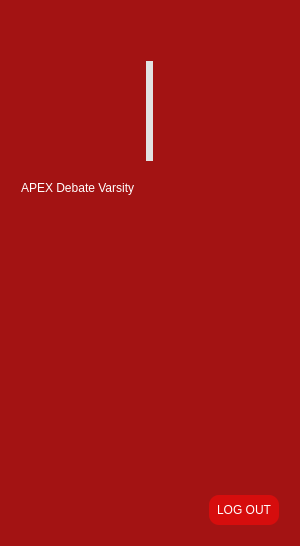
First picture: the form in ui/side_bar.ui, repository giosanchez-iit/EventTrack, before the edit.
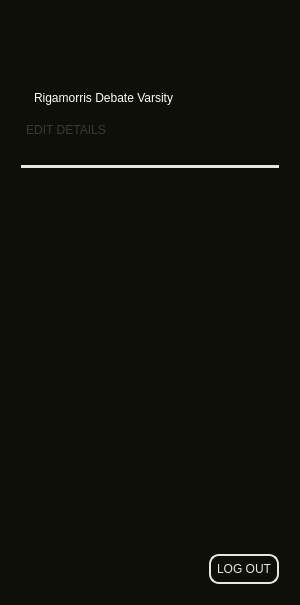
Second picture: the form after the edit. Icons and pictures are not drawn.

What changed in the file:
```diff
--- a/ui/side_bar.ui
+++ b/ui/side_bar.ui
@@ -10,7 +10,7 @@
     <x>0</x>
     <y>0</y>
     <width>300</width>
-    <height>546</height>
+    <height>605</height>
    </rect>
   </property>
   <property name="sizePolicy">
@@ -35,7 +35,7 @@
    <string>Form</string>
   </property>
   <property name="styleSheet">
-   <string notr="true">background-color: rgb(163, 19, 19);</string>
+   <string notr="true">background-color: rgb(14, 15, 9);</string>
   </property>
   <layout class="QGridLayout" name="gridLayout">
    <item row="0" column="0">
@@ -71,41 +71,6 @@
        </property>
       </spacer>
      </item>
-     <item alignment="Qt::AlignHCenter">
-      <widget class="QLabel" name="profile_picture">
-       <property name="sizePolicy">
-        <sizepolicy hsizetype="Fixed" vsizetype="MinimumExpanding">
-         <horstretch>0</horstretch>
-         <verstretch>0</verstretch>
-        </sizepolicy>
-       </property>
-       <property name="maximumSize">
-        <size>
-         <width>100</width>
-         <height>100</height>
-        </size>
-       </property>
-       <property name="styleSheet">
-        <string notr="true">background-color: #e2e2e2;
-border-radius: 10px;</string>
-       </property>
-       <property name="text">
-        <string/>
-       </property>
-       <property name="pixmap">
-        <pixmap>../src/adv logo.png</pixmap>
-       </property>
-       <property name="scaledContents">
-        <bool>true</bool>
-       </property>
-       <property name="alignment">
-        <set>Qt::AlignCenter</set>
-       </property>
-       <property name="wordWrap">
-        <bool>true</bool>
-       </property>
-      </widget>
-     </item>
      <item>
       <spacer name="verticalSpacer_3">
        <property name="orientation">
@@ -132,12 +97,13 @@
        </property>
        <property name="styleSheet">
         <string notr="true">color: white;
-font: 87 12pt &quot;Inter Black&quot;;
-qproperty-alignment: 'AlignCenter';
+font: 30pt &quot;Gotham&quot;;
+qproperty-alignment: 'AlignLeft';
+padding: 10px;
 </string>
        </property>
        <property name="text">
-        <string>APEX Debate Varsity</string>
+        <string>Rigamorris Debate Varsity</string>
        </property>
        <property name="scaledContents">
         <bool>false</bool>
@@ -147,6 +113,74 @@
        </property>
       </widget>
      </item>
+     <item>
+      <widget class="QPushButton" name="edit_button">
+       <property name="sizePolicy">
+        <sizepolicy hsizetype="Fixed" vsizetype="Fixed">
+         <horstretch>0</horstretch>
+         <verstretch>0</verstretch>
+        </sizepolicy>
+       </property>
+       <property name="minimumSize">
+        <size>
+         <width>50</width>
+         <height>30</height>
+        </size>
+       </property>
+       <property name="maximumSize">
+        <size>
+         <width>90</width>
+         <height>16777215</height>
+        </size>
+       </property>
+       <property name="styleSheet">
+        <string notr="true">QPushButton {
+        background-color: rgb(14, 15, 9);
+		color:rgb(57, 57, 55);
+        font: 8pt &quot;Gotham&quot;;
+        border-radius: 10px;
+    }
+    QPushButton:hover {
+		color:#e6a33b;
+    }</string>
+       </property>
+       <property name="text">
+        <string>EDIT DETAILS</string>
+       </property>
+      </widget>
+     </item>
+     <item>
+      <spacer name="verticalSpacer_4">
+       <property name="orientation">
+        <enum>Qt::Vertical</enum>
+       </property>
+       <property name="sizeType">
+        <enum>QSizePolicy::Fixed</enum>
+       </property>
+       <property name="sizeHint" stdset="0">
+        <size>
+         <width>20</width>
+         <height>20</height>
+        </size>
+       </property>
+      </spacer>
+     </item>
+     <item>
+      <widget class="QLabel" name="label_2">
+       <property name="maximumSize">
+        <size>
+         <width>1000</width>
+         <height>3</height>
+        </size>
+       </property>
+       <property name="styleSheet">
+        <string notr="true">background-color: rgb(231, 231, 221);</string>
+       </property>
+       <property name="text">
+        <string/>
+       </property>
+      </widget>
+     </item>
      <item>
       <spacer name="verticalSpacer">
        <property name="orientation">
@@ -198,8 +232,9 @@
          </property>
          <property name="styleSheet">
           <string notr="true">  QPushButton {
-        background-color: #d60d0d;
-        color: white;
+        background-color: rgb(14, 15, 9);
+        border: 2px solid rgb(231, 231, 221);
+		color:rgb(231, 231, 221);
         font: 8pt &quot;Gotham&quot;;
         border-radius: 10px;
     }
```
Left out of the diff: 8 changed lines with no effect on the pictures.
